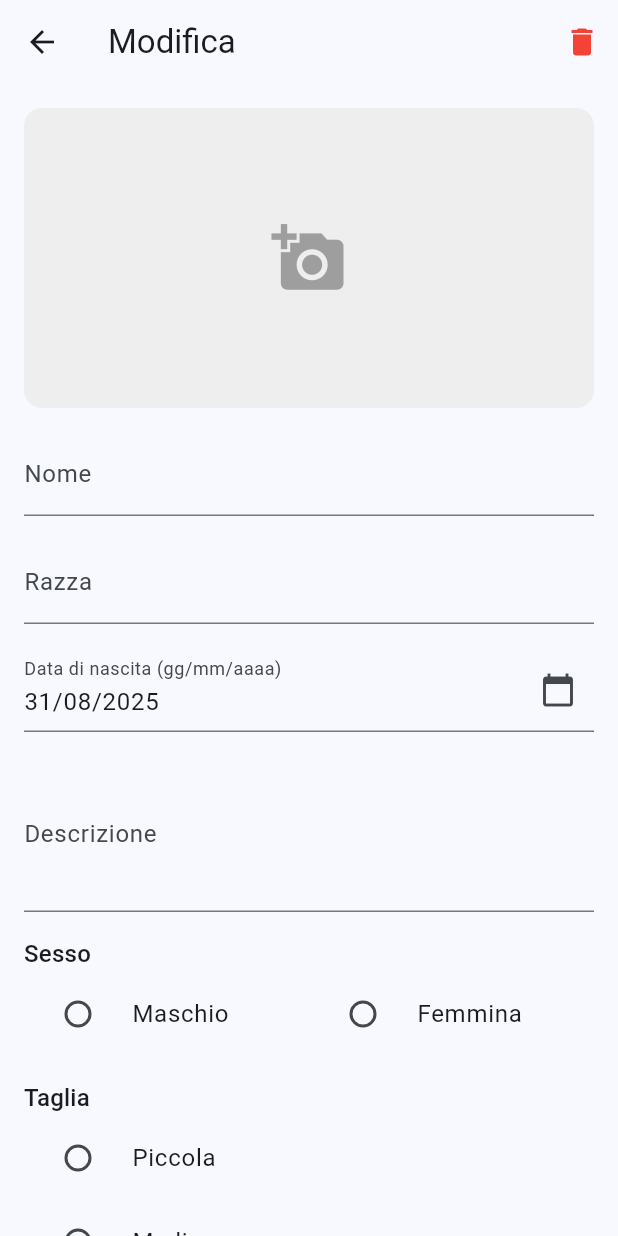
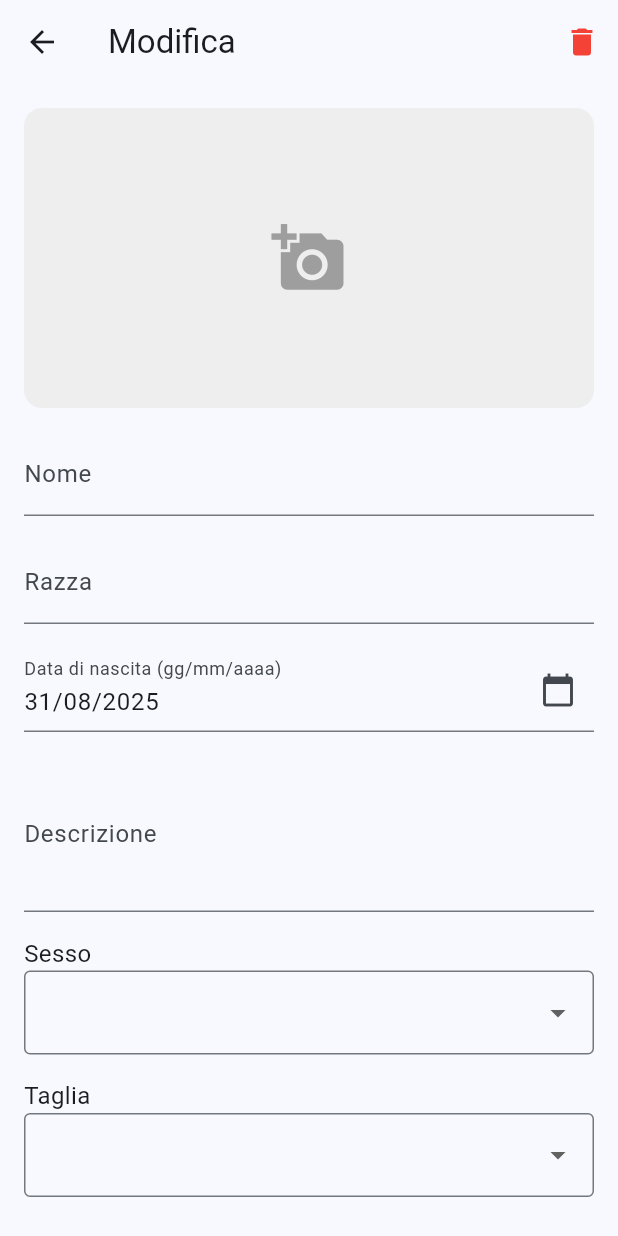
Before and after one commit to imTraini/Zampapp-Flutter, a Flutter app: the EditDogScreen screen opened directly with empty values, on a phone screen of 412 x 824 dp. Run offline on Flutter 3.47's test engine with Material 3 defaults, Android fonts, the light colour scheme and no system bars; our stand-ins replace cached_network_image, cloud_firestore, firebase_auth, firebase_core, firebase_storage, image_picker; accounts and stored records are empty.

Commit message:
modifica cani funzionante ufficiale

```diff
--- a/zampapp/lib/screens/edit_dog_screen.dart
+++ b/zampapp/lib/screens/edit_dog_screen.dart
@@ -43,7 +43,6 @@ class _EditDogScreenState extends State<EditDogScreen> {
           ? DateFormat('dd/MM/yyyy').format(widget.dog.dataNascita!.toDate())
           : '',
     );
-    // FIX: Assicurati che le variabili di stato siano inizializzate con i dati del cane.
     _selectedSesso = widget.dog.sesso.isNotEmpty ? widget.dog.sesso : null;
     _selectedTaglia = widget.dog.taglia.isNotEmpty ? widget.dog.taglia : null;
   }
@@ -277,9 +276,27 @@ class _EditDogScreenState extends State<EditDogScreen> {
                 validator: (value) => value!.trim().isEmpty ? 'Campo richiesto' : null,
               ),
               const SizedBox(height: 16),
-              _buildSessoRadio(),
+              const Text('Sesso', style: TextStyle(fontSize: 16)),
+              DropdownButtonFormField<String>(
+                value: _selectedSesso,
+                items: ['Maschio', 'Femmina']
+                    .map((s) => DropdownMenuItem(value: s, child: Text(s.capitalize())))
+                    .toList(),
+                onChanged: (v) => setState(() => _selectedSesso = v),
+                validator: (v) => v == null ? 'Campo obbligatorio' : null,
+                decoration: const InputDecoration(border: OutlineInputBorder()),
+              ),
               const SizedBox(height: 16),
-              _buildTagliaRadio(), // Qui verrà chiamato il nuovo widget
+              const Text('Taglia', style: TextStyle(fontSize: 16)),
+              DropdownButtonFormField<String>(
+                value: _selectedTaglia,
+                items: ['Piccola', 'Media', 'Grande']
+                    .map((t) => DropdownMenuItem(value: t, child: Text(t.capitalize())))
+                    .toList(),
+                onChanged: (v) => setState(() => _selectedTaglia = v),
+                validator: (v) => v == null ? 'Campo obbligatorio' : null,
+                decoration: const InputDecoration(border: OutlineInputBorder()),
+              ),
               const SizedBox(height: 32),
               _isSaving
                   ? const Center(child: CircularProgressIndicator())
@@ -293,61 +310,10 @@ class _EditDogScreenState extends State<EditDogScreen> {
       ),
     );
   }
+}
 
-  Widget _buildSessoRadio() {
-    return Column(
-      crossAxisAlignment: CrossAxisAlignment.start,
-      children: [
-        Text('Sesso', style: Theme.of(context).textTheme.titleMedium),
-        Row(
-          children: [
-            Expanded(
-              child: RadioListTile<String>(
-                title: const Text('Maschio'),
-                value: 'maschio',
-                groupValue: _selectedSesso,
-                onChanged: (value) => setState(() => _selectedSesso = value),
-              ),
-            ),
-            Expanded(
-              child: RadioListTile<String>(
-                title: const Text('Femmina'),
-                value: 'femmina',
-                groupValue: _selectedSesso,
-                onChanged: (value) => setState(() => _selectedSesso = value),
-              ),
-            ),
-          ],
-        ),
-      ],
-    );
-  }
-
-  // Widget della selezione della taglia aggiornato
-  Widget _buildTagliaRadio() {
-    return Column(
-      crossAxisAlignment: CrossAxisAlignment.start,
-      children: [
-        Text('Taglia', style: Theme.of(context).textTheme.titleMedium),
-        RadioListTile<String>(
-          title: const Text('Piccola'),
-          value: 'piccola',
-          groupValue: _selectedTaglia,
-          onChanged: (value) => setState(() => _selectedTaglia = value),
-        ),
-        RadioListTile<String>(
-          title: const Text('Media'),
-          value: 'media',
-          groupValue: _selectedTaglia,
-          onChanged: (value) => setState(() => _selectedTaglia = value),
-        ),
-        RadioListTile<String>(
-          title: const Text('Grande'),
-          value: 'grande',
-          groupValue: _selectedTaglia,
-          onChanged: (value) => setState(() => _selectedTaglia = value),
-        ),
-      ],
-    );
+extension StringExtension on String {
+  String capitalize() {
+    return "${this[0].toUpperCase()}${this.substring(1)}";
   }
 }
```
